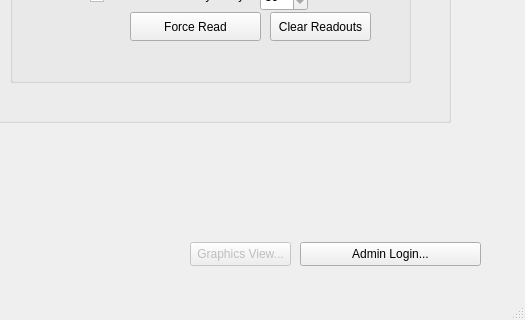
riacob/ArtuAir_Qt, file mainwindow.ui: the form before one commit; both pictures show x 690 to 1215 and y 457 to 777 of the 1215 by 777 pixel window.
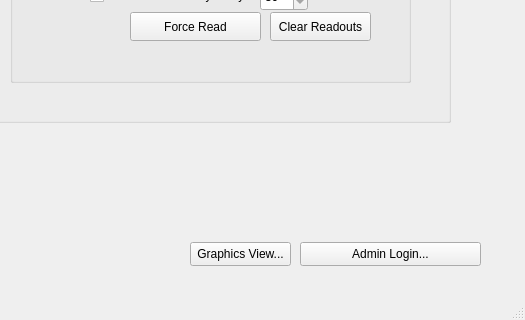
The form after the commit.

```diff
--- a/mainwindow.ui
+++ b/mainwindow.ui
@@ -776,7 +776,7 @@
    </widget>
    <widget class="QPushButton" name="status_graphics_btn">
     <property name="enabled">
-     <bool>false</bool>
+     <bool>true</bool>
     </property>
     <property name="geometry">
      <rect>
```
Left out of the diff: 2 changed lines with no effect on the pictures.
